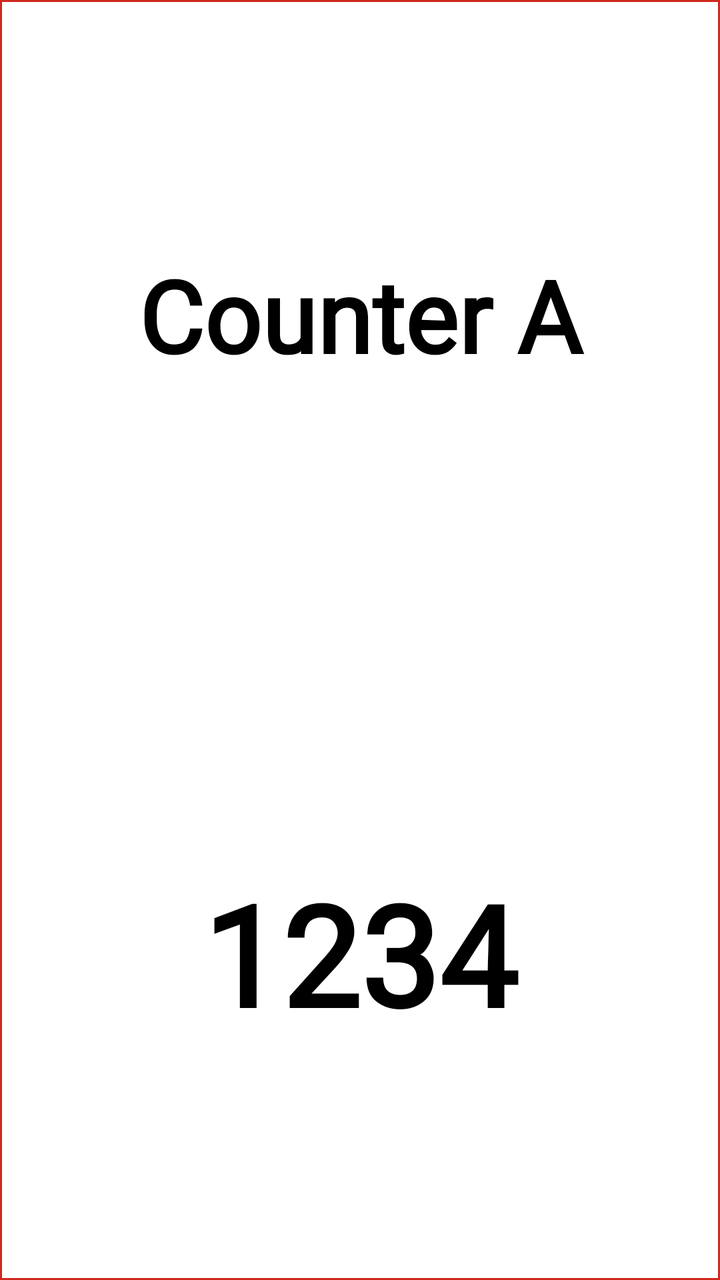
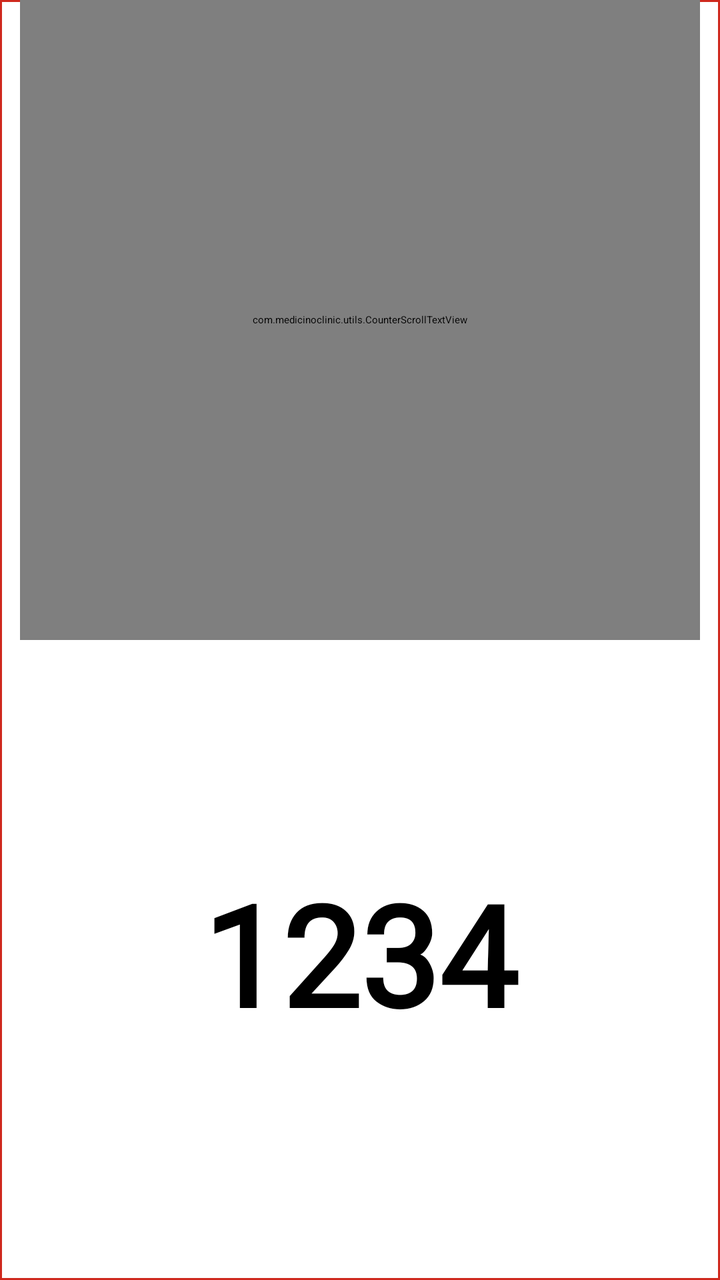

Screens rendered from an Android XML layout before and after an edit, with the pre-edit source and the edit as a unified diff.
<!-- AndroidManifest.xml: application theme Theme.MedicinoAndroidTV -->
<!-- res/layout/item_counter2.xml -->
<?xml version="1.0" encoding="utf-8"?>
<LinearLayout xmlns:android="http://schemas.android.com/apk/res/android"
    android:layout_width="match_parent"
    android:layout_height="wrap_content"
    android:background="@drawable/focus"
    android:focusable="true"
    android:focusableInTouchMode="true"
    android:orientation="vertical"
    android:paddingStart="10dp"
    android:paddingEnd="10dp"
    android:weightSum="2">

    <TextView
        android:id="@+id/tv_name"
        android:layout_width="match_parent"
        android:layout_height="0dp"
        android:ellipsize="marquee"
        android:focusableInTouchMode="true"
        android:gravity="center_vertical|center"
        android:marqueeRepeatLimit="marquee_forever"
        android:scrollHorizontally="true"
        android:singleLine="true"
        android:text="Counter A"
        android:fontFamily="@font/poppins_regular"
        android:textColor="@color/black"
        android:textSize="50sp"
        android:textStyle="bold"
        android:paddingTop="0dp"
        android:paddingBottom="0dp"
        android:lineSpacingExtra="0dp"
        android:textFontWeight="900"
        android:includeFontPadding="false"
        android:layout_weight="1"
        android:layout_marginTop="0dp"
        android:layout_marginBottom="0dp"/>

    <TextView
        android:id="@+id/tv_token"
        android:layout_width="match_parent"
        android:layout_height="0dp"
        android:gravity="center_vertical|center"
        android:layout_marginTop="0dp"
        android:layout_marginBottom="0dp"
        android:text="1234"
        android:textColor="@android:color/black"
        android:textSize="70sp"
        android:textStyle="bold"
        android:paddingTop="0dp"
        android:fontFamily="@font/poppins_bold"
        android:paddingBottom="0dp"
        android:lineSpacingExtra="0dp"
        android:includeFontPadding="false"
        android:layout_weight="1"/>

</LinearLayout>
<!-- resources referenced by this layout -->
<resources>
  <color name="black">#000000</color>
  <!-- drawable focus (drawable) -->
  <?xml version="1.0" encoding="utf-8"?>
  <selector xmlns:android="http://schemas.android.com/apk/res/android">
      <item android:state_focused="true" android:drawable="@drawable/rectangle_bg1" />
      <item android:drawable="@drawable/rectangle_bg" />
  </selector>
  <style name="Theme.MedicinoAndroidTV" parent="@style/Theme.Leanback" />
  <!-- drawable rectangle_bg1 (drawable) -->
  <?xml version="1.0" encoding="utf-8"?>
  <shape xmlns:android="http://schemas.android.com/apk/res/android">
      <solid android:color="@color/selectedBg"/>
      <stroke android:width="1dp" android:color="@color/red"/>
      <corners android:radius="1dp" />
  
  </shape>
  <!-- drawable rectangle_bg (drawable) -->
  <?xml version="1.0" encoding="utf-8"?>
  <shape xmlns:android="http://schemas.android.com/apk/res/android">
      <solid android:color="@color/white"/>
  
      <stroke android:width="1dp"
          android:color="@color/red"
          />
  
  
  
  
  
  
  
      <corners android:bottomRightRadius="0dp"
          android:bottomLeftRadius="0dp"
          android:topLeftRadius="0dp"
          android:topRightRadius="0dp"/>
  </shape>
  <color name="selectedBg">#A692F3DE</color>
  <color name="red">#CF291E</color>
  <color name="white">#ffffff</color>
</resources>

<!-- the commit's change to res/layout/item_counter2.xml (unified diff, before → after) -->
@@ -10,15 +10,11 @@
     android:paddingEnd="10dp"
     android:weightSum="2">
 
-    <TextView
+    <com.medicinoclinic.utils.CounterScrollTextView
         android:id="@+id/tv_name"
         android:layout_width="match_parent"
         android:layout_height="0dp"
-        android:ellipsize="marquee"
-        android:focusableInTouchMode="true"
         android:gravity="center_vertical|center"
-        android:marqueeRepeatLimit="marquee_forever"
-        android:scrollHorizontally="true"
         android:singleLine="true"
         android:text="Counter A"
         android:fontFamily="@font/poppins_regular"
